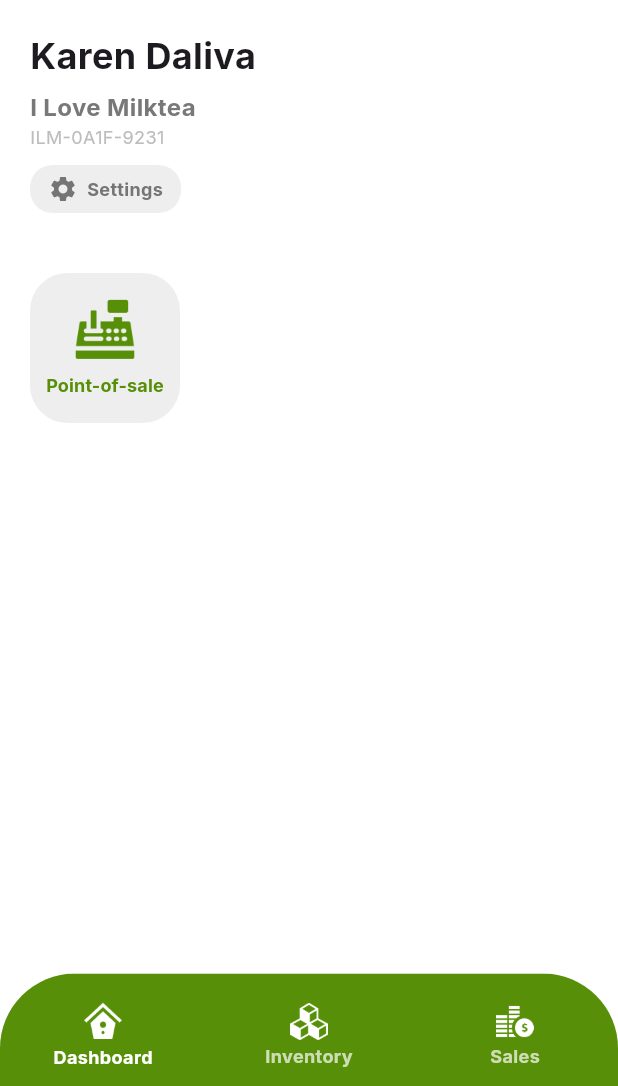
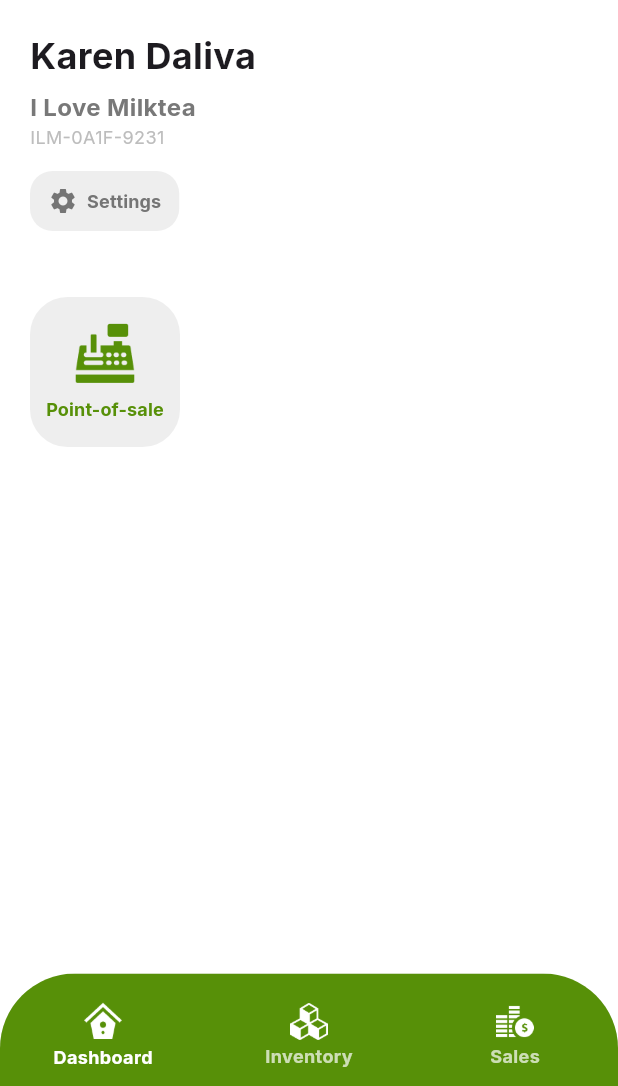
Before and after one commit to keanedalisay/cc206_benta, a Flutter app: the Dashboard screen opened by its route, on a phone screen of 412 x 824 dp, the part 150-1236 px from its top. Run offline on Flutter 3.47's test engine with Material 3 defaults, Android fonts, the phone set to English and light mode, and no system bars; our stand-ins replace auto_size_text, email_validator, firebase_auth, firebase_core, image_picker, shared_preferences and 1 more; missing offline and left inert: flutter_barcode_scanner; accounts and stored records are empty.

Commit message:
Refactor Gesture Detector to Elevated Button

```diff
--- a/lib/src/features/dashboard/dashboard.dart
+++ b/lib/src/features/dashboard/dashboard.dart
@@ -35,7 +35,7 @@ class _DashboardState extends State<Dashboard> {
                   width: double.infinity,
                   height: 40,
                   margin: EdgeInsets.only(top: 0, left: 0),
-                  child: Opacity(
+                  child: const Opacity(
                     opacity: 1, // Hidden
                     child: Text(
                       'Karen Daliva',
@@ -49,7 +49,7 @@ class _DashboardState extends State<Dashboard> {
                     ),
                   ),
                 ),
-                Text(
+                const Text(
                   'I Love Milktea',
                   style: TextStyle(
                     fontSize: 16,
@@ -58,7 +58,7 @@ class _DashboardState extends State<Dashboard> {
                     fontFamily: 'Inter',
                   ),
                 ),
-                Text(
+                const Text(
                   'ILM-0A1F-9231',
                   style: TextStyle(
                     fontSize: 12,
@@ -67,38 +67,43 @@ class _DashboardState extends State<Dashboard> {
                   ),
                 ),
                 const SizedBox(height: 10),
-                GestureDetector(
-                  onTap: () {
+                ElevatedButton(
+                  onPressed: () {
                     print("Settings button clicked");
+                    Navigator.pushNamed(
+                        context,
+                        '/dashboard/settings');
                   },
-                  child: Container(
+                  style: ElevatedButton.styleFrom(
                     padding: EdgeInsets.symmetric(vertical: 6, horizontal: 12),
-                    decoration: BoxDecoration(
-                      color: Colors.grey[200],
+                    backgroundColor: Colors.grey[200],
+                    foregroundColor: Colors.grey[600], // Color for text/icon
+                    shape: RoundedRectangleBorder(
                       borderRadius: BorderRadius.circular(15),
                     ),
-                    child: Row(
+                    elevation: 0, // To remove elevation if desired
+                  ),
+                  child: const Row(
                     mainAxisSize: MainAxisSize.min,
                     children: [
                       Icon(
                         Icons.settings,
-                          color: Colors.grey[600],
                         size: 20,
                       ),
-                        const SizedBox(width: 6),
+                      SizedBox(width: 6),
                       Text(
                         'Settings',
                         style: TextStyle(
                           fontSize: 12,
                           fontWeight: FontWeight.w700,
-                            color: Colors.grey[600],
                           fontFamily: 'Inter',
                         ),
                       ),
                     ],
                   ),
-                  ),
-                ),
+                )
+
+
               ],
             ),
           ),
```
Lines whose indentation alone changed are shown as unchanged.
